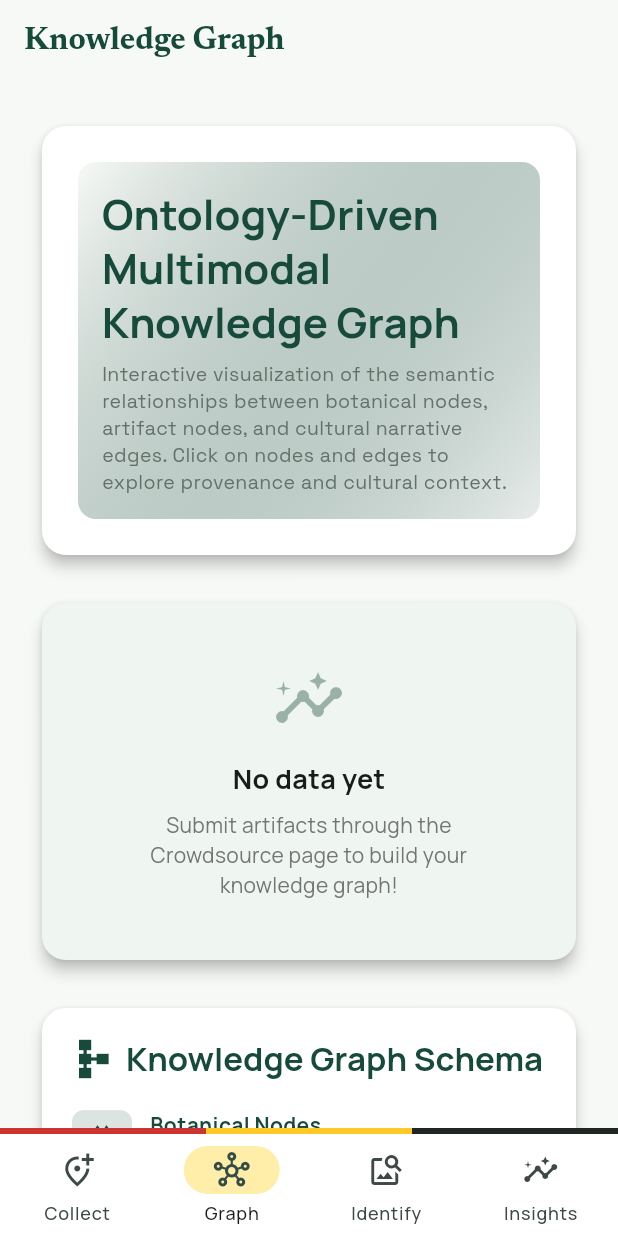
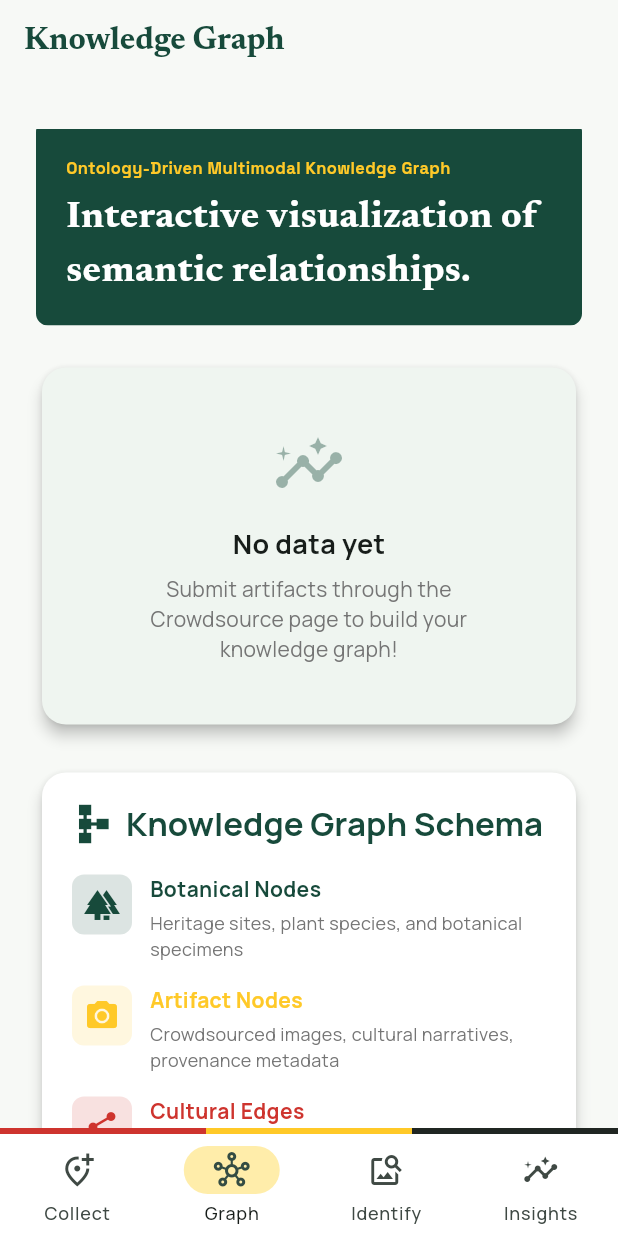
Before and after one commit to isaiahshembe/root, a Flutter app: the screen it shows after launch, item 2 of the bottom bar chosen, on a phone screen of 412 x 824 dp. Run offline on Flutter 3.47's test engine with Material 3 defaults, Android fonts, the phone set to English and light mode, and no system bars; our stand-ins replace google_fonts, image_picker, supabase_flutter; accounts and stored records are empty.

Commit message:
fix knowledge page to consistent styling

```diff
--- a/website/lib/pages/knowledgegraph.dart
+++ b/website/lib/pages/knowledgegraph.dart
@@ -228,53 +228,92 @@ class _KnowledgegraphState extends State<Knowledgegraph>
     );
   }
 
+  // Widget _buildHeader() {
+  //   return Card(
+  //     elevation: 4,
+  //     shape: RoundedRectangleBorder(borderRadius: BorderRadius.circular(16)),
+  //     color: Colors.white,
+  //     child: Padding(
+  //       padding: const EdgeInsets.all(24),
+  //       child: Column(
+  //         crossAxisAlignment: CrossAxisAlignment.start,
+  //         children: [
+  //           Container(
+  //             padding: const EdgeInsets.all(16),
+  //             decoration: BoxDecoration(
+  //               gradient: LinearGradient(
+  //                 colors: [
+  //                   HeritagePalette.canvas,
+  //                   HeritagePalette.forest.withOpacity(0.1),
+  //                 ],
+  //                 begin: Alignment.topLeft,
+  //                 end: Alignment.bottomRight,
+  //               ),
+  //               borderRadius: BorderRadius.circular(12),
+  //             ),
+  //             child: Column(
+  //               crossAxisAlignment: CrossAxisAlignment.start,
+  //               children: [
+  //                 Text(
+  //                   'Ontology-Driven Multimodal Knowledge Graph',
+  //                   style: Theme.of(context).textTheme.headlineMedium?.copyWith(
+  //                     fontWeight: FontWeight.bold,
+  //                     color: HeritagePalette.forest,
+  //                   ),
+  //                 ),
+  //                 const SizedBox(height: 8),
+  //                 Text(
+  //                   'Interactive visualization of the semantic relationships between botanical nodes, artifact nodes, and cultural narrative edges. Click on nodes and edges to explore provenance and cultural context.',
+  //                   style: GoogleFonts.spaceGrotesk(
+  //                     color: HeritagePalette.muted,
+  //                     fontSize: 13,
+  //                     height: 1.4,
+  //                   ),
+  //                 ),
+  //               ],
+  //             ),
+  //           ),
+  //         ],
+  //       ),
+  //     ),
+  //   );
+  // }
+
   Widget _buildHeader() {
-    return Card(
-      elevation: 4,
-      shape: RoundedRectangleBorder(borderRadius: BorderRadius.circular(16)),
-      color: Colors.white,
-      child: Padding(
-        padding: const EdgeInsets.all(24),
+    return ClipRRect(
+      borderRadius: BorderRadius.circular(8),
       child: Column(
-          crossAxisAlignment: CrossAxisAlignment.start,
+        crossAxisAlignment: CrossAxisAlignment.stretch,
         children: [
+          const HeritageTricolorBand(height: 6),
           Container(
-              padding: const EdgeInsets.all(16),
-              decoration: BoxDecoration(
-                gradient: LinearGradient(
-                  colors: [
-                    HeritagePalette.canvas,
-                    HeritagePalette.forest.withOpacity(0.1),
-                  ],
-                  begin: Alignment.topLeft,
-                  end: Alignment.bottomRight,
-                ),
-                borderRadius: BorderRadius.circular(12),
-              ),
+            color: HeritagePalette.forest,
+            padding: const EdgeInsets.symmetric(horizontal: 20, vertical: 18),
             child: Column(
               crossAxisAlignment: CrossAxisAlignment.start,
               children: [
                 Text(
                   'Ontology-Driven Multimodal Knowledge Graph',
-                    style: Theme.of(context).textTheme.headlineMedium?.copyWith(
-                      fontWeight: FontWeight.bold,
-                      color: HeritagePalette.forest,
+                  style: GoogleFonts.spaceGrotesk(
+                    color: HeritagePalette.sun,
+                    fontSize: 11,
+                    fontWeight: FontWeight.w700,
                   ),
                 ),
-                  const SizedBox(height: 8),
+                const SizedBox(height: 7),
                 Text(
-                    'Interactive visualization of the semantic relationships between botanical nodes, artifact nodes, and cultural narrative edges. Click on nodes and edges to explore provenance and cultural context.',
-                    style: GoogleFonts.spaceGrotesk(
-                      color: HeritagePalette.muted,
-                      fontSize: 13,
-                      height: 1.4,
+                  'Interactive visualization of semantic relationships.',
+                  // 'Interactive visualization of the semantic relationships between botanical nodes, artifact nodes, and cultural narrative edges.',
+                  style: GoogleFonts.newsreader(
+                    color: Colors.white,
+                    fontSize: 25,
+                    fontWeight: FontWeight.w700,
                   ),
                 ),
               ],
             ),
           ),
         ],
-        ),
       ),
     );
   }
@@ -787,15 +826,15 @@ class _KnowledgegraphState extends State<Knowledgegraph>
                     ],
                   ),
                 ),
-                const SizedBox(height: 12),
-                Text(
-                  'Each artifact is connected to its heritage site through "collected_at" relationships. Heritage sites with artifacts are also connected through "related_region" relationships.',
-                  style: TextStyle(
-                    fontSize: 12,
-                    color: Colors.grey.shade600,
-                    height: 1.4,
-                  ),
-                ),
+                // const SizedBox(height: 12),
+                // Text(
+                //   'Each artifact is connected to its heritage site through "collected_at" relationships. Heritage sites with artifacts are also connected through "related_region" relationships.',
+                //   style: TextStyle(
+                //     fontSize: 12,
+                //     color: Colors.grey.shade600,
+                //     height: 1.4,
+                //   ),
+                // ),
               ],
             ),
           ),
```
Lines whose indentation alone changed are shown as unchanged.
